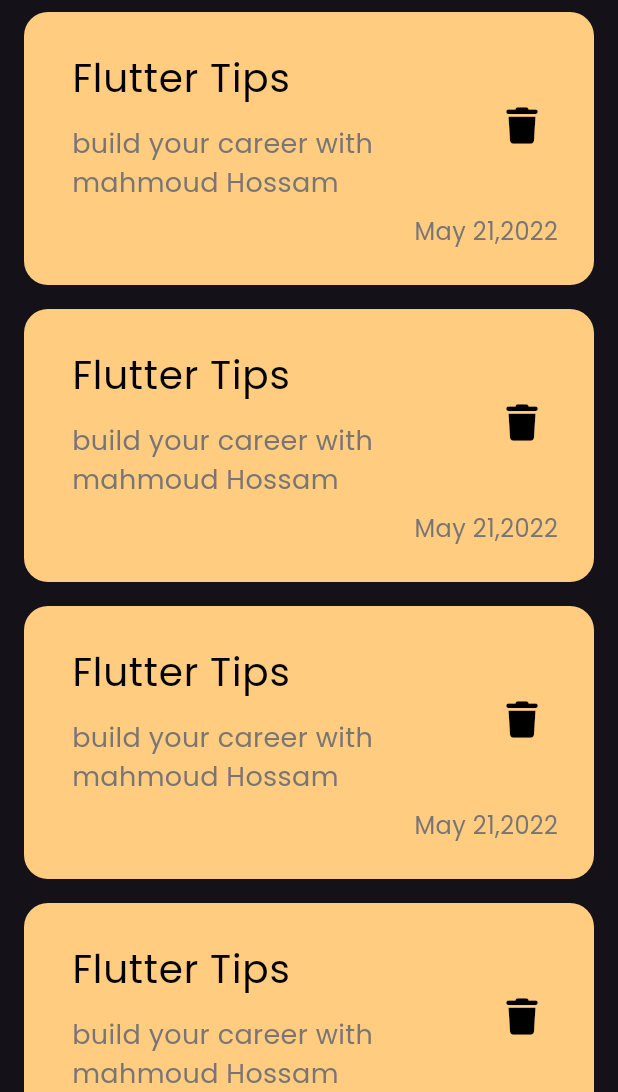
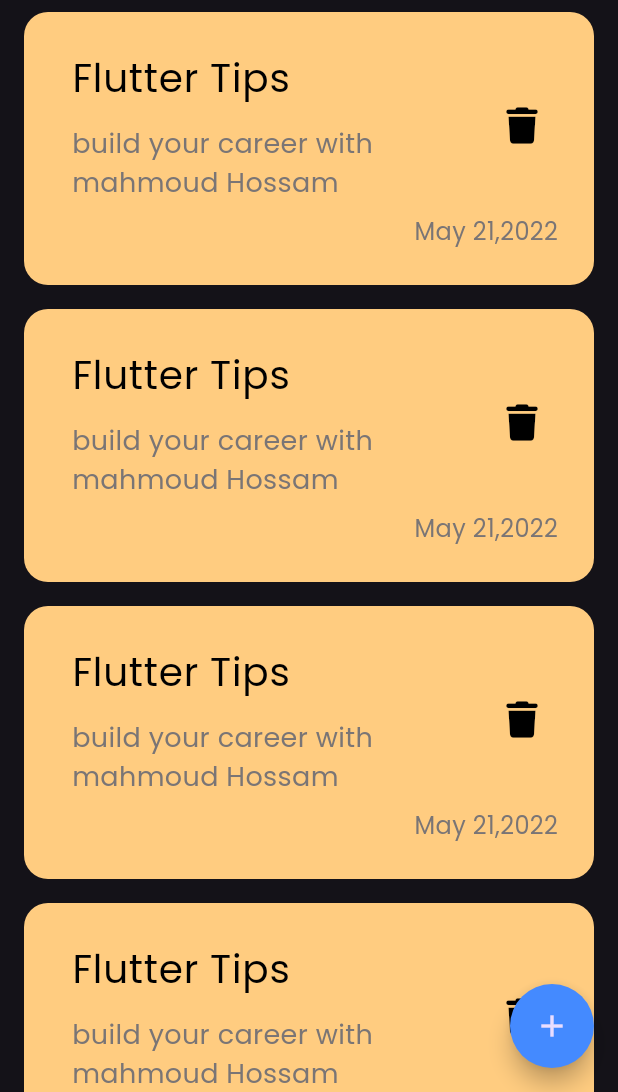
Before and after one commit to MahmoudKatr/notes_app, a Flutter app: the screen it shows after launch, on a phone screen of 412 x 824 dp, the part 144-1236 px from its top. Run offline on Flutter 3.47's test engine with Material 3 defaults, Android fonts, the phone set to English and light mode, and no system bars; our stand-ins replace font_awesome_flutter.

Commit message:
Adding Floating Action Button ✅

```diff
--- a/lib/views/notes_view.dart
+++ b/lib/views/notes_view.dart
@@ -7,8 +7,14 @@ class NotesView extends StatelessWidget {
 
   @override
   Widget build(BuildContext context) {
-    return const Scaffold(
-      body: NotesViewBody(),
+    return Scaffold(
+      floatingActionButton: FloatingActionButton(
+        backgroundColor: Colors.blueAccent,
+        onPressed: () {},
+        shape: const CircleBorder(), // Enforce circular shape
+        child: const Icon(Icons.add),
+      ),
+      body: const NotesViewBody(),
     );
   }
 }
--- a/lib/views/widgets/note_view_body.dart
+++ b/lib/views/widgets/note_view_body.dart
@@ -1,7 +1,5 @@
 import 'package:flutter/material.dart';
-import 'package:font_awesome_flutter/font_awesome_flutter.dart';
 import 'package:notes_app/views/widgets/custom_app_bar.dart';
-import 'package:notes_app/views/widgets/custom_note_item.dart';
 import 'package:notes_app/views/widgets/notes_list_view.dart';
 
 class NotesViewBody extends StatelessWidget {
```
